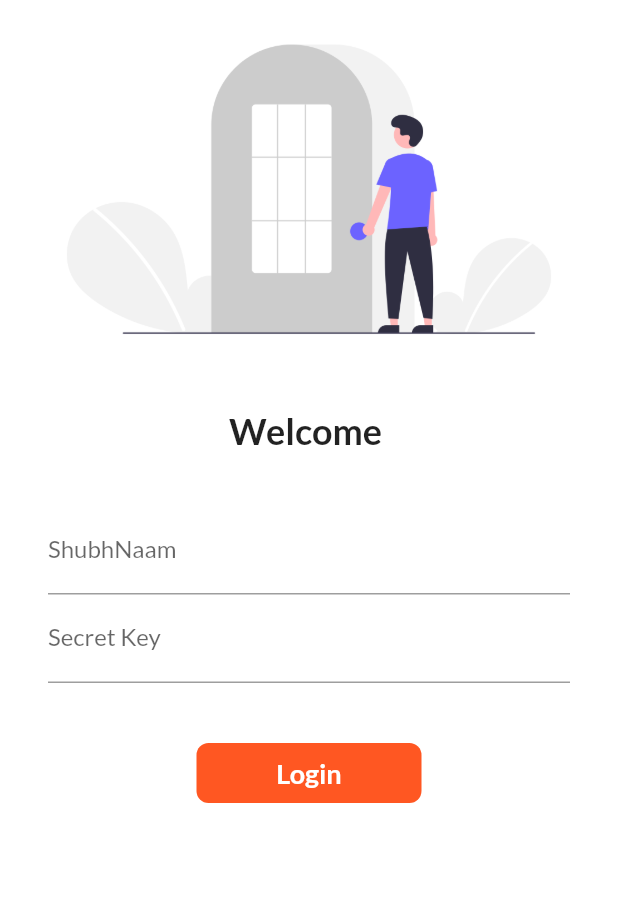
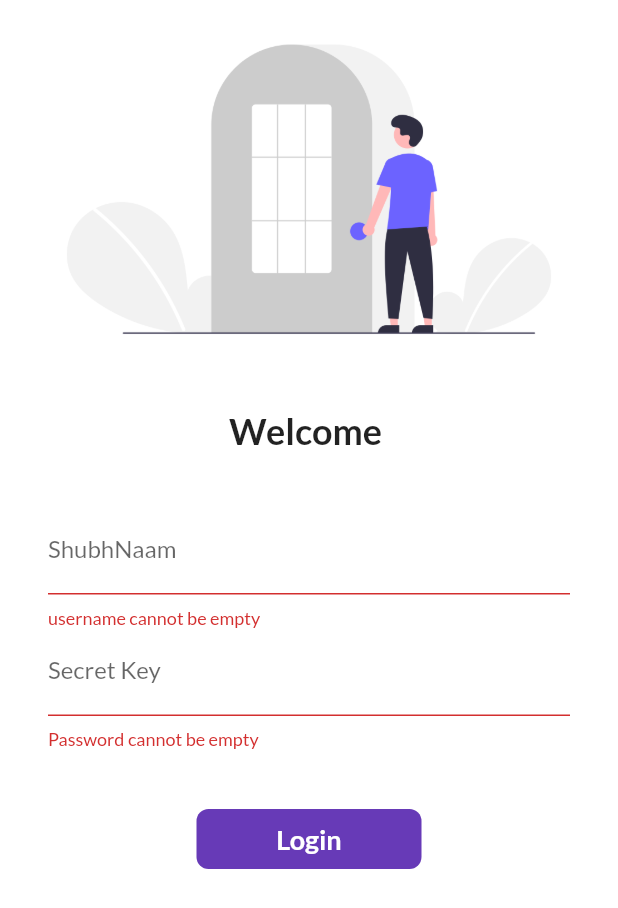
Before and after one commit to anujsinghrawat/flutterdemo, a Flutter app: the screen it shows after launch, after a tap on "Login", on a phone screen of 412 x 824 dp. Shown: the top 908 px of the screen. Run offline on Flutter 3.47's test engine with Material 2 defaults, Android fonts, the phone set to English and light mode, and no system bars; our stand-ins replace google_fonts.

Commit message:
day6 complete
Signed-off-by: anujsinghrawat <2003013019@ipec.org.in>

```diff
--- a/lib/pages/login_page.dart
+++ b/lib/pages/login_page.dart
@@ -9,6 +9,20 @@ class LoginPage extends StatefulWidget {
 class _LoginPageState extends State<LoginPage> {
   String name = "";
   bool changeButton = false;
+  final _formKey = GlobalKey<FormState>();
+
+  moveToHome(BuildContext context) async {
+    if (_formKey.currentState.validate()) {
+      setState(() {
+        changeButton = true;
+      });
+      await Future.delayed(Duration(seconds: 2));
+      await Navigator.pushNamed(context, MyRoutes.homeRoute);
+      setState(() {
+        changeButton = false;
+      });
+    }
+  }
 
   @override
   Widget build(BuildContext context) {
@@ -37,6 +51,8 @@ class _LoginPageState extends State<LoginPage> {
               Padding(
                 padding: const EdgeInsets.symmetric(
                     vertical: 16.0, horizontal: 32.0),
+                child: Form(
+                  key: _formKey,
                   child: Column(
                     children: [
                       TextFormField(
@@ -44,29 +60,46 @@ class _LoginPageState extends State<LoginPage> {
                           hintText: "Naam daalo bhai apna",
                           labelText: "ShubhNaam",
                         ),
+                        validator: (value) {
+                          if (value.isEmpty) {
+                            return "username cannot be empty";
+                          }
+                          return null;
+                        },
                         onChanged: (value) {
                           name = value;
                           setState(() {});
                         },
                       ),
+
                       TextFormField(
+
                         obscureText: true,
                         decoration: InputDecoration(
                           hintText: "Password daalo bhai apna",
                           labelText: "Secret Key",
                         ),
+                        validator: (value) {
+                          if (value.isEmpty) {
+                            return "Password cannot be empty";
+                          } else if (value.length < 6)
+                            {return "password should greater than 6";}
+
+                            return null;
+                        },
                       ),
+
                       const SizedBox(
                         height: 40.0,
                       ),
-                    InkWell(
-                      onTap: () async {
-                        await Future.delayed(Duration(seconds: 2));
-                        Navigator.pushNamed(context, MyRoutes.homeRoute);
-                        setState(() {
-                          changeButton = true;
-                        });
-                      },
+
+                      Material(
+                        color: Colors.deepPurple,
+                        borderRadius:
+                            BorderRadius.circular(changeButton ? 50 : 8),
+                        child: InkWell(
+                          splashColor: Colors.red,
+                          onTap: () => moveToHome(context),
                           child: AnimatedContainer(
                             duration: Duration(seconds: 2),
                             width: changeButton ? 50 : 150,
@@ -84,12 +117,9 @@ class _LoginPageState extends State<LoginPage> {
                                         fontWeight: FontWeight.bold,
                                         fontSize: 18),
                                   ),
-                        decoration: BoxDecoration(
-                            color: Colors.deepOrange,
-                            borderRadius:
-                                BorderRadius.circular(changeButton ? 50 : 8)),
                           ),
                         ),
+                      )
                       // ElevatedButton(
                       //   onPressed: () {
 
@@ -98,6 +128,7 @@ class _LoginPageState extends State<LoginPage> {
                       // )
                     ],
                   ),
+                ),
               )
             ],
           ),
```
Lines whose indentation alone changed are shown as unchanged.
